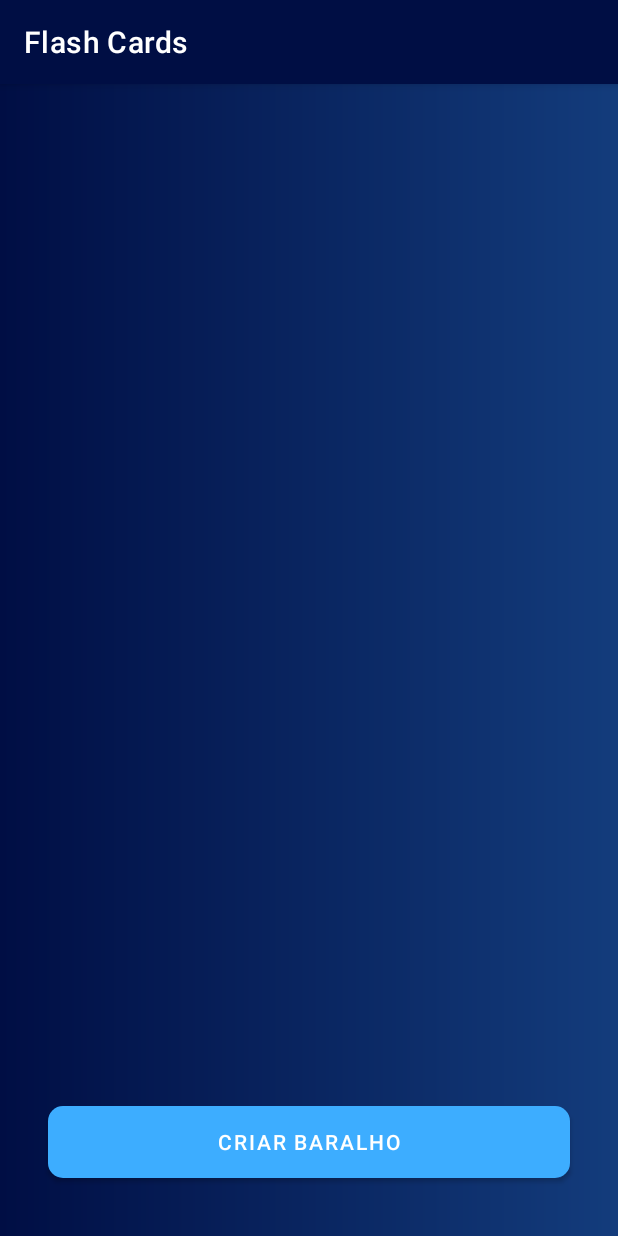
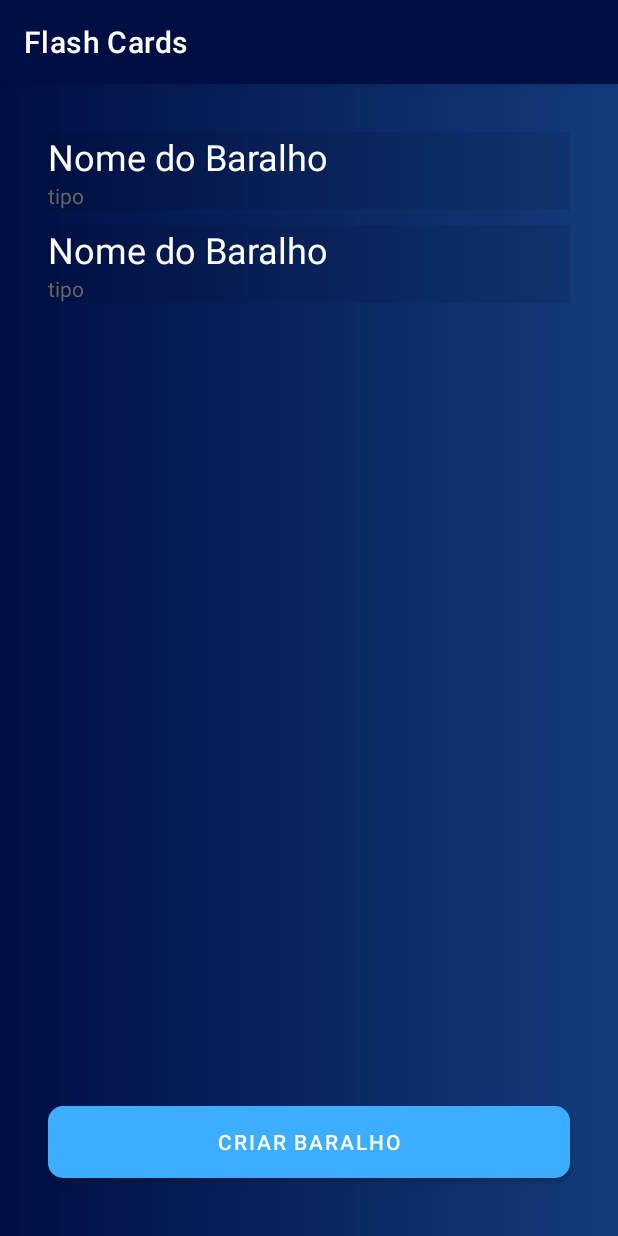
Before and after one commit to marceloeugeniobruno/Flash-Cards-TCC, an Android app: the screen it shows after launch once a user with an empty profile is signed in (MainActivity), on a phone screen of 412 x 824 dp. Run offline under Robolectric (Android 15) with nearby library versions, the phone set to English and light mode, and no system bars; our stand-ins replace Firebase (no records; nobody signed in at launch, a user with empty details on screens opened directly).

Commit message:
Criada recycler view da tela principal s/ config de

```diff
--- a/app/src/main/java/com/example/flashcards/activity/MainActivity.java
+++ b/app/src/main/java/com/example/flashcards/activity/MainActivity.java
@@ -1,6 +1,8 @@
 package com.example.flashcards.activity;
 
 import androidx.appcompat.app.AppCompatActivity;
+import androidx.recyclerview.widget.LinearLayoutManager;
+import androidx.recyclerview.widget.RecyclerView;
 
 import android.annotation.SuppressLint;
 import android.content.Intent;
@@ -9,6 +11,7 @@ import android.os.Bundle;
 import android.view.View;
 
 import com.example.flashcards.R;
+import com.example.flashcards.adapter.AdapterPrincipal;
 import com.example.flashcards.config.ConfiguracaoFirebase;
 import com.google.firebase.auth.FirebaseAuth;
 
@@ -16,6 +19,7 @@ public class MainActivity extends AppCompatActivity {
 
     protected final static String ARQUIVO_PREFERENCIAS = "arquivoPreferencia";
     private FirebaseAuth autenticacao;
+    private RecyclerView recyclerView;
 
 
     @Override
@@ -28,6 +32,16 @@ public class MainActivity extends AppCompatActivity {
     protected void onStart() {
         super.onStart();
         verificarUsuarioLogado();
+        recyclerView = findViewById(R.id.pri_rc);
+
+        //configuração do adapter
+        AdapterPrincipal adapter = new AdapterPrincipal();
+
+        //configuração da Recyclerview
+        RecyclerView.LayoutManager layoutManager = new LinearLayoutManager(getApplicationContext());
+        recyclerView.setLayoutManager(layoutManager);
+        recyclerView.setHasFixedSize(true);
+        recyclerView.setAdapter(adapter);
     }
 
     public void verificarUsuarioLogado(){
--- /dev/null
+++ b/app/src/main/java/com/example/flashcards/adapter/AdapterPrincipal.java
@@ -0,0 +1,48 @@
+package com.example.flashcards.adapter;
+
+import android.view.LayoutInflater;
+import android.view.View;
+import android.view.ViewGroup;
+import android.widget.TextView;
+
+import androidx.annotation.NonNull;
+import androidx.recyclerview.widget.RecyclerView;
+
+import com.example.flashcards.R;
+
+public class AdapterPrincipal extends RecyclerView.Adapter<AdapterPrincipal.PrincipalViewHolder> {
+
+    @NonNull
+    @Override
+    public PrincipalViewHolder onCreateViewHolder(@NonNull ViewGroup parent, int viewType) {
+        View itemLista = LayoutInflater.from(parent.getContext())
+                .inflate(R.layout.adapter_lista_principal, parent, false);
+
+        return new PrincipalViewHolder(itemLista);
+    }
+
+    @Override
+    public void onBindViewHolder(@NonNull PrincipalViewHolder holder, int position) {
+        holder.nomeBaralho.setText("Nome do Baralho");
+        holder.tipo.setText("tipo");
+
+    }
+
+    @Override
+    public int getItemCount() {
+        return 2;
+    }
+
+    public class PrincipalViewHolder extends RecyclerView.ViewHolder{
+        TextView nomeBaralho;
+        TextView tipo;
+
+        public PrincipalViewHolder(@NonNull View itemView) {
+            super(itemView);
+            nomeBaralho = itemView.findViewById(R.id.adp_pri_titulo);
+            tipo = itemView.findViewById(R.id.adp_pri_tipo);
+
+        }
+    }
+
+}
--- a/app/src/main/res/layout/activity_main.xml
+++ b/app/src/main/res/layout/activity_main.xml
@@ -23,6 +23,7 @@
         app:layout_constraintTop_toTopOf="parent">
 
         <androidx.recyclerview.widget.RecyclerView
+            android:id="@+id/pri_rc"
             android:layout_width="match_parent"
             android:layout_height="match_parent" />
     </LinearLayout>
--- /dev/null
+++ b/app/src/main/res/layout/adapter_lista_principal.xml
@@ -0,0 +1,23 @@
+<?xml version="1.0" encoding="utf-8"?>
+<LinearLayout xmlns:android="http://schemas.android.com/apk/res/android"
+    android:layout_width="match_parent"
+    android:layout_height="wrap_content"
+    android:layout_marginBottom="10dp"
+    android:background="@android:drawable/divider_horizontal_bright"
+    android:orientation="vertical">
+
+    <TextView
+        android:id="@+id/adp_pri_titulo"
+        android:layout_width="match_parent"
+        android:layout_height="wrap_content"
+        android:text="Nome do Baralho"
+        android:textColor="@color/white"
+        android:textSize="24sp" />
+
+    <TextView
+        android:id="@+id/adp_pri_tipo"
+        android:layout_width="match_parent"
+        android:layout_height="wrap_content"
+        android:text="tipo"
+        android:textColor="@color/browser_actions_title_color" />
+</LinearLayout>
```
